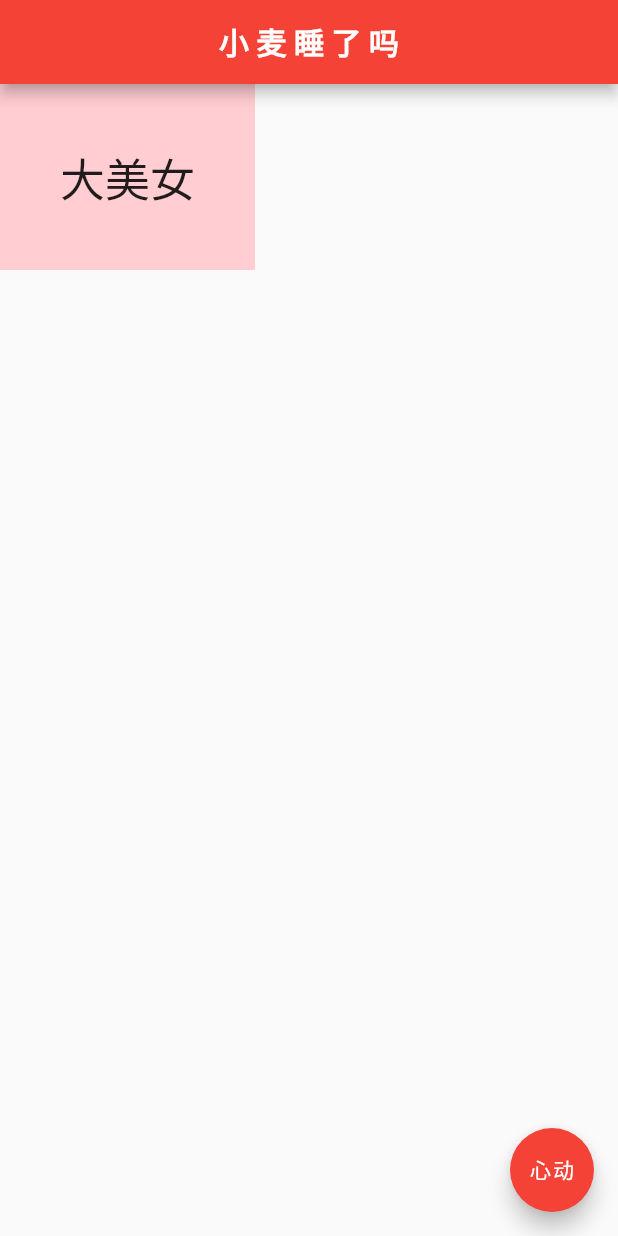
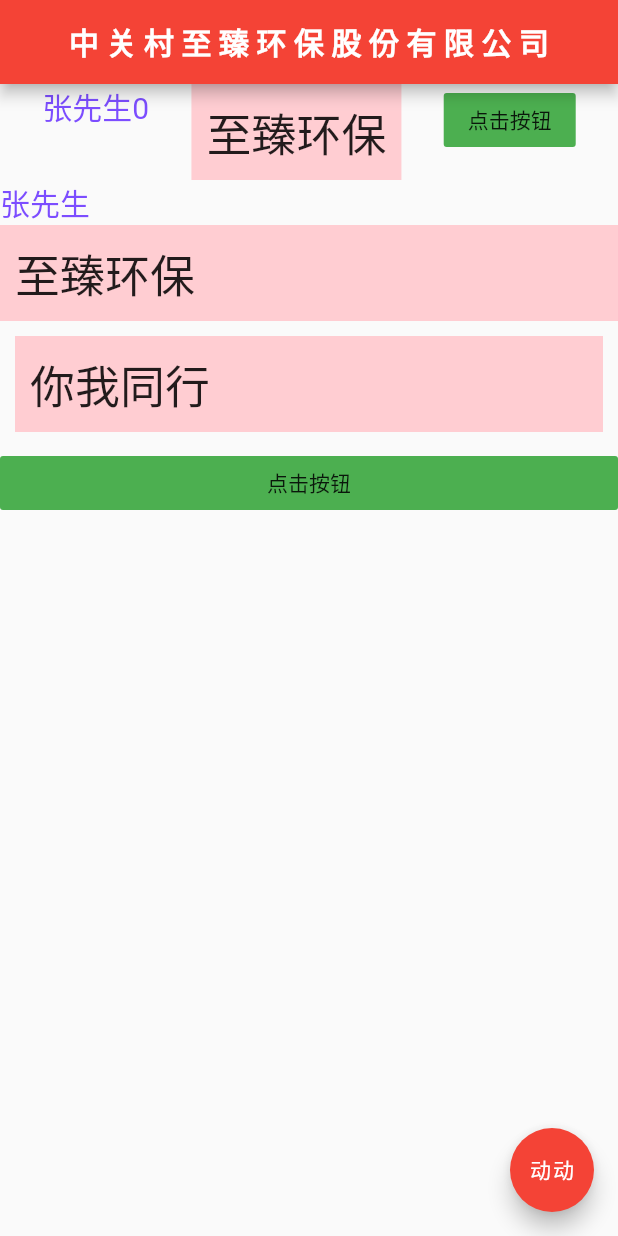
Before and after one commit to 90706827/flutter_app, a Flutter app: the screen it shows after launch, on a phone screen of 412 x 824 dp. Run offline on Flutter 3.47's test engine with Material 2 defaults, Android fonts, the phone set to English and light mode, and no system bars; Roboto replaces fonts that are missing (Sans).

Commit message:
flutter demo

```diff
--- a/lib/Home.dart
+++ b/lib/Home.dart
@@ -1,52 +1,12 @@
 import 'package:flutter/cupertino.dart';
 import 'package:flutter/material.dart';
-import 'package:flutter_app/ByText.dart';
-import 'package:flutter_app/MyButton.dart';
+import 'package:flutter_app/MyHome.dart';
 
-import 'MyImage.dart';
-
-class Home extends StatelessWidget {
-  const Home({Key key}) : super(key: key);
+class Home extends StatefulWidget  {
+  Home({Key key, this.title}) : super(key: key);
+  final title;
 
   @override
-  Widget build(BuildContext context) {
-    return Scaffold(
-      appBar: AppBar(
-        title: Text(
-          '小麦睡了吗',
-          style: TextStyle(
-            fontFamily: 'Serif',
-            letterSpacing: 5,
-            fontWeight: FontWeight.w700,
-            fontSize: 20.0,
-          ),
-        ),
-        centerTitle: true,
-      ),
-      //文本
-      // body: MyText(),
-      //按钮
-      // body: MyButton(),
-      //图片
-      // body: MyImage(),
-      // 边距
-      // body: Padding(
-      //   padding: EdgeInsets.symmetric(horizontal: 100,vertical: 100),
-      //   child: Text('Hello'),
-      // ),
-      body: Container(
-        //padding: EdgeInsets.all(50),
-        padding: EdgeInsets.symmetric(horizontal: 40,vertical: 40),
-        // padding: EdgeInsets.fromLTRB(60, 60, 60, 60),
-        color: Colors.red[100],
-        child: Text('大美女',style: TextStyle(fontSize: 30.0),),
-      ),
-      floatingActionButton: FloatingActionButton(
-        child: Text('心动'),
-        onPressed: () {
-          print('点击按钮');
-        },
-      ),
-    );
-  }
+  State<StatefulWidget> createState() => new MyHome();
+
 }
--- /dev/null
+++ b/lib/MyHome.dart
@@ -0,0 +1,115 @@
+import 'package:flutter/cupertino.dart';
+import 'package:flutter/material.dart';
+import 'package:flutter_app/Home.dart';
+
+class MyHome extends State<Home>{
+  int _counter = 0;
+
+  void _addCounter() {
+    setState(() {
+      _counter++;
+    });
+  }
+
+  @override
+  Widget build(BuildContext context) {
+    return Scaffold(
+      appBar: AppBar(
+        title: Text(widget.title,
+          style: TextStyle(
+            fontFamily: 'Serif',
+            letterSpacing: 5,
+            fontWeight: FontWeight.w700,
+            fontSize: 20.0,
+          ),
+        ),
+        centerTitle: true,
+      ),
+      //文本
+      // body: MyText(),
+      //按钮
+      // body: MyButton(),
+      //图片
+      // body: MyImage(),
+      // 边距
+      // body: Padding(
+      //   padding: EdgeInsets.symmetric(horizontal: 100,vertical: 100),
+      //   child: Text('Hello'),
+      // ),
+      body: Column(
+        mainAxisAlignment: MainAxisAlignment.start,
+        crossAxisAlignment: CrossAxisAlignment.stretch,
+        children: <Widget>[
+          Row(
+            mainAxisAlignment: MainAxisAlignment.spaceEvenly,
+            crossAxisAlignment: CrossAxisAlignment.start,
+            children: <Widget>[
+              Text(
+                '张先生$_counter',
+                style:
+                TextStyle(color: Colors.deepPurpleAccent, fontSize: 20.0),
+              ),
+              Container(
+                //padding: EdgeInsets.all(20),
+                padding: EdgeInsets.symmetric(horizontal: 10, vertical: 10),
+                // padding: EdgeInsets.fromLTRB(30, 30, 30, 30),
+                color: Colors.red[100],
+                child: Text(
+                  '至臻环保',
+                  style: TextStyle(fontSize: 30.0),
+                ),
+              ),
+              FlatButton(
+                  onPressed: () {
+                    print('点击按钮');
+                  },
+                  color: Colors.green,
+                  child: Text('点击按钮')),
+            ],
+          ),
+          Text(
+            '张先生',
+            style: TextStyle(color: Colors.deepPurpleAccent, fontSize: 20.0),
+          ),
+          Container(
+            //padding: EdgeInsets.all(20),
+            padding: EdgeInsets.symmetric(horizontal: 10, vertical: 10),
+            // padding: EdgeInsets.fromLTRB(30, 30, 30, 30),
+            color: Colors.red[100],
+            child: Text(
+              '至臻环保',
+              style: TextStyle(fontSize: 30.0),
+            ),
+          ),
+          Padding(
+            padding: const EdgeInsets.all(10),
+            child: Container(
+              //padding: EdgeInsets.all(20),
+              padding: EdgeInsets.symmetric(horizontal: 10, vertical: 10),
+              // padding: EdgeInsets.fromLTRB(30, 30, 30, 30),
+              color: Colors.red[100],
+              child: Text(
+                '你我同行',
+                style: TextStyle(fontSize: 30.0),
+              ),
+            ),
+          ),
+          FlatButton(
+              onPressed: () {
+                print('点击按钮');
+              },
+              color: Colors.green,
+              child: Text('点击按钮')),
+        ],
+      ),
+      floatingActionButton: FloatingActionButton(
+        child: Text('动动'),
+        onPressed: () {
+          _addCounter();
+          print('点击按钮');
+        },
+      ),
+    );
+  }
+
+}
--- a/lib/main.dart
+++ b/lib/main.dart
@@ -1,5 +1,6 @@
 import 'package:flutter/material.dart';
 import 'package:flutter_app/Home.dart';
+import 'package:flutter_app/MyHome.dart';
 
 void main() {
   runApp(MyApp());
@@ -8,13 +9,14 @@ void main() {
 class MyApp extends StatelessWidget {
   @override
   Widget build(BuildContext context) {
-    return MaterialApp(
-        title: '中关村至臻环保',
+    return new MaterialApp(
+        title: 'zgcenv',
         theme: ThemeData(
           primarySwatch: Colors.red,
           fontFamily: 'Sans',
           visualDensity: VisualDensity.adaptivePlatformDensity,
         ),
-        home: Home());
+        home: new Home(title: '中关村至臻环保股份有限公司'),
+    );
   }
 }
```
